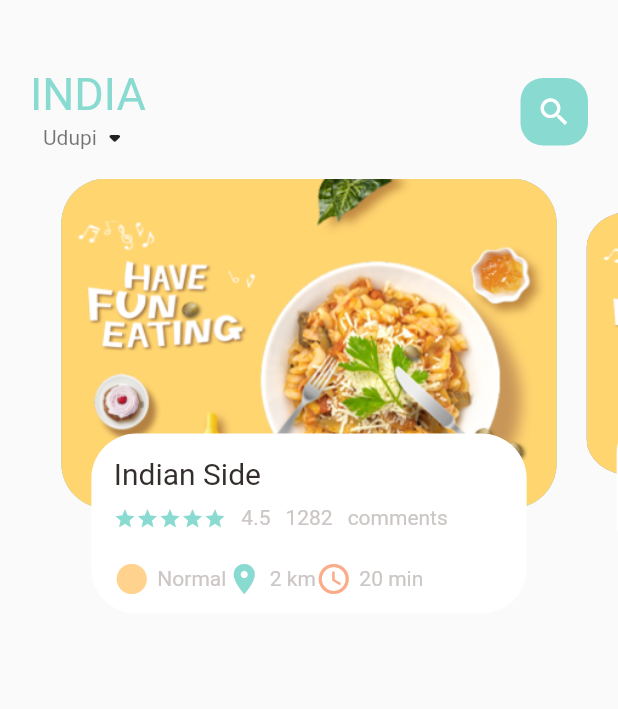
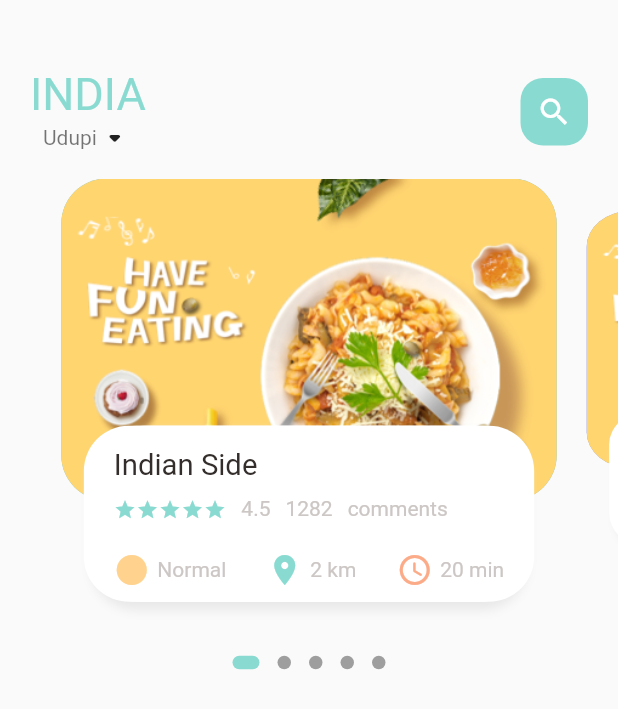
Before and after one commit to TheShreyasShetty/foodie, a Flutter app: the screen it shows after launch, on a phone screen of 412 x 824 dp. Shown: the top 709 px of the screen. Run offline on Flutter 3.47's test engine with Material 2 defaults, Android fonts, the phone set to English and light mode, and no system bars; drawn by our look-alikes of dots_indicator; our stand-ins replace get.

Commit message:
Fifth Commit Created the sliding dots indicator also created the dimensions.dart file to set dynamically adjust the contents on the screen so that it should work on any device flawlessly.

```diff
--- a/lib/home/food_page_body.dart
+++ b/lib/home/food_page_body.dart
@@ -1,9 +1,12 @@
+import 'package:dots_indicator/dots_indicator.dart';
 import 'package:flutter/cupertino.dart';
 import 'package:flutter/material.dart';
 import 'package:food_delivery/utils/colors.dart';
 import 'package:food_delivery/widgets/big_text.dart';
 import 'package:food_delivery/widgets/icon_and_text_widget.dart';
 import 'package:food_delivery/widgets/small_text.dart';
+
+import '../utils/dimensions.dart';
 
 class FoodPageBody extends StatefulWidget {
   const FoodPageBody({super.key});
@@ -15,7 +18,7 @@ class FoodPageBody extends StatefulWidget {
 class _FoodPageBodyState extends State<FoodPageBody> {
   PageController pageController = PageController(viewportFraction: 0.85);
   var _currPageValue = 0.0;
-  double _height = 220;
+  double _height = Dimensions.pageViewContainer;
   double _scaleFactor = 0.8;
 
   @override
@@ -36,14 +39,28 @@ class _FoodPageBodyState extends State<FoodPageBody> {
 
   @override
   Widget build(BuildContext context) {
-    return Container(
-      height: 320,
+    return Column(
+      children: [
+        Container(
+          height: Dimensions.pageView,
           child: PageView.builder(
             controller: pageController,
             itemCount: 5,
             itemBuilder: (context,position){
               return _buildPageItem(position);
             }),
+        ),
+        DotsIndicator(
+          dotsCount: 5,
+          position: _currPageValue,
+          decorator: DotsDecorator(
+            activeColor: AppColors.mainColor,
+          size: const Size.square(9.0),
+          activeSize: const Size(18.0, 9.0),
+          activeShape: RoundedRectangleBorder(borderRadius: BorderRadius.circular(5.0)),
+          ),
+        ),
+      ],
     );
   }
   Widget _buildPageItem(int index){
@@ -74,7 +91,7 @@ class _FoodPageBodyState extends State<FoodPageBody> {
       child: Stack(
         children: [
           Container(
-            height: 220,
+            height: Dimensions.pageViewContainer,
             margin: EdgeInsets.only(left: 10,right: 10 ),
             decoration: BoxDecoration(
               borderRadius: BorderRadius.circular(30),
@@ -90,20 +107,34 @@ class _FoodPageBodyState extends State<FoodPageBody> {
           Align(
             alignment: Alignment.bottomCenter,
             child: Container(
-              height: 120,
+              height: Dimensions.pageViewTextContainer,
               margin: EdgeInsets.only(left: 30,right: 30, bottom: 30),
               decoration: BoxDecoration(
                 borderRadius: BorderRadius.circular(30),
                 color: Colors.white,
-
+                boxShadow: [
+                  BoxShadow(
+                    color: Color(0xFFe8e8e8),
+                    blurRadius: 5.0,
+                    offset: Offset(0,5)
+                  ),
+                  BoxShadow(
+                    color: Colors.white,
+                    offset:Offset(-5, 0)
+                  ),
+                  BoxShadow(
+                      color: Colors.white,
+                      offset:Offset(5, 0)
+                  ),
+                ]
               ),
               child: Container(
-                padding: EdgeInsets.only(top: 15,left: 15,right: 15),
+                padding: EdgeInsets.only(top: Dimensions.height15,left: 15,right: 15),
                 child: Column(
                   crossAxisAlignment: CrossAxisAlignment.start,
                   children: [
                     BigText(text: "Indian Side"),
-                    SizedBox(height: 10),
+                    SizedBox(height: Dimensions.height10),
                     Row(
                       children: [
                         Wrap(
@@ -117,8 +148,9 @@ class _FoodPageBodyState extends State<FoodPageBody> {
                         SmallText(text: "comments"),
                       ],
                     ),
-                    SizedBox(height: 20,),
+                    SizedBox(height: Dimensions.height20),
                     Row(
+                      mainAxisAlignment: MainAxisAlignment.spaceBetween,
                       children: [
                         IconAndTextWidget(icon: Icons.circle_sharp,
                             text: "Normal",
--- a/lib/home/main_food_page.dart
+++ b/lib/home/main_food_page.dart
@@ -17,6 +17,7 @@ class MainFoodPage extends StatefulWidget {
 class _MainFoodPageState extends State<MainFoodPage> {
   @override
   Widget build(BuildContext context) {
+    // print("current height is "+MediaQuery.of(context).size.height.toString());
     return Scaffold(
       body: Column(
           children: [
--- a/lib/main.dart
+++ b/lib/main.dart
@@ -1,4 +1,5 @@
 import 'package:flutter/material.dart';
+import 'package:get/get_navigation/src/root/get_material_app.dart';
 
 import 'home/main_food_page.dart';
 
@@ -12,7 +13,7 @@ class MyApp extends StatelessWidget {
   // This widget is the root of your application.
   @override
   Widget build(BuildContext context) {
-    return MaterialApp(
+    return GetMaterialApp(
       debugShowCheckedModeBanner: false,
       title: 'Flutter Demo',
       theme: ThemeData(
--- /dev/null
+++ b/lib/utils/dimensions.dart
@@ -0,0 +1,19 @@
+import 'package:get/get.dart';
+
+class Dimensions{
+  static double screenHeight = Get.context!.height;
+  static double screenWidth = Get.context!.width;
+
+  static double pageView = screenHeight/2.64;    // 844/220 = 3.84 height factor
+  static double pageViewContainer = screenHeight/3.84;    //  screen size will be divided by 3.84 gives 7.03
+  static double pageViewTextContainer = screenHeight/7.03;
+
+  static double height10 = screenHeight/84.4; //  844/10 = 84.4
+  static double height15 = screenHeight/56.27;
+  static double height20 = screenHeight/42.2;
+
+  static double font20 = screenHeight/42.2;
+  static double radius20 = screenHeight/42.2;
+  static double radius30 = screenHeight/28.13;
+
+}
--- a/lib/widgets/big_text.dart
+++ b/lib/widgets/big_text.dart
@@ -1,4 +1,5 @@
 import 'package:flutter/cupertino.dart';
+import 'package:food_delivery/utils/dimensions.dart';
 
 class BigText extends StatelessWidget {
   final Color color;
@@ -7,7 +8,7 @@ class BigText extends StatelessWidget {
   TextOverflow overFlow;
   BigText({Key? key, this.color = const Color(0xFF332d2b),
     required this.text,
-    this.size=20,
+    this.size=0,
     this.overFlow=TextOverflow.ellipsis
   }) : super(key: key);
 
@@ -20,7 +21,7 @@ class BigText extends StatelessWidget {
       style: TextStyle(
         fontFamily: 'Roboto',
         color: color,
-        fontSize: size,
+        fontSize: size == 0?Dimensions.font20:size,
         fontWeight: FontWeight.w400
       ),
     );
--- a/pubspec.yaml
+++ b/pubspec.yaml
@@ -30,6 +30,7 @@ dependencies:
   flutter:
     sdk: flutter
   get: ^4.1.4
+  dots_indicator: ^2.1.1
 
 
   # The following adds the Cupertino Icons font to your application.
```
Also changed, not shown: pubspec.lock. Lines whose indentation alone changed are shown as unchanged.
